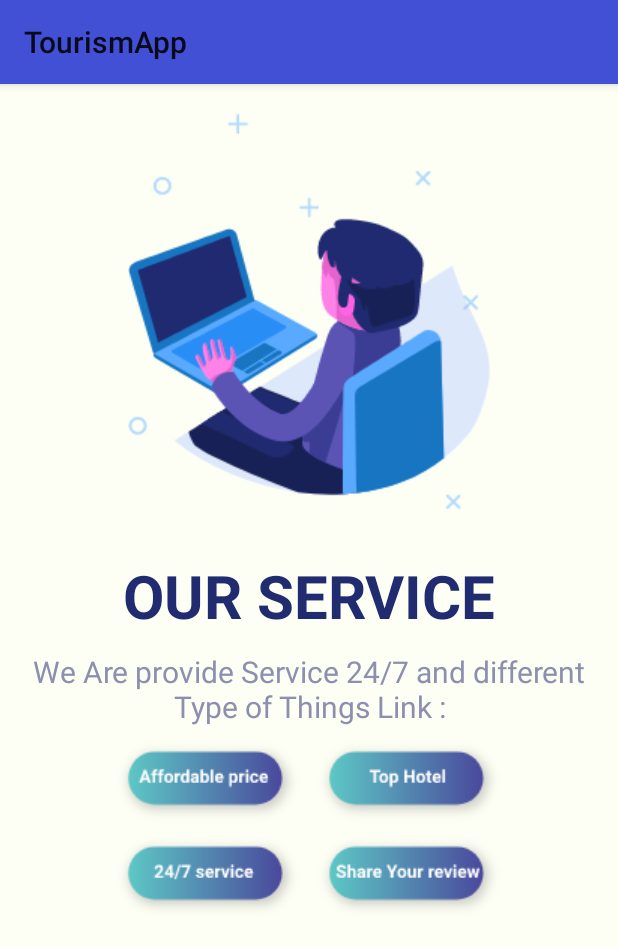
After one commit to divyrajsinh8927/TourismApp, an Android app: the fragment AboutUsFragment1 shown on its own in the app's theme, on a phone screen of 412 x 824 dp. The commit adds this screen. Shown: the top 947 px of the screen. Run offline under Robolectric (Android 15) with nearby library versions, the phone set to English and light mode, and no system bars.

Commit message:
aboutUsDesign

```diff
--- /dev/null
+++ b/app/src/main/java/international/tourism/app/AboutUsFragment1.kt
@@ -0,0 +1,19 @@
+package international.tourism.app
+
+import android.os.Bundle
+import androidx.fragment.app.Fragment
+import android.view.LayoutInflater
+import android.view.View
+import android.view.ViewGroup
+
+class AboutUsFragment1 : Fragment()
+{
+    override fun onCreateView(
+        inflater: LayoutInflater, container: ViewGroup?,
+        savedInstanceState: Bundle?
+    ): View?
+    {
+        // Inflate the layout for this fragment
+        return inflater.inflate(R.layout.fragment_about_us_1, container, false)
+    }
+}
--- /dev/null
+++ b/app/src/main/res/drawable/ic_about_dot.xml
@@ -0,0 +1,5 @@
+<vector android:height="24dp" android:tint="#000000"
+    android:viewportHeight="24" android:viewportWidth="24"
+    android:width="24dp" xmlns:android="http://schemas.android.com/apk/res/android">
+    <path android:fillColor="@android:color/white" android:pathData="M12,2C6.47,2 2,6.47 2,12s4.47,10 10,10 10,-4.47 10,-10S17.53,2 12,2z"/>
+</vector>
--- /dev/null
+++ b/app/src/main/res/layout/fragment_about_us_1.xml
@@ -0,0 +1,71 @@
+<?xml version="1.0" encoding="utf-8"?>
+<androidx.constraintlayout.widget.ConstraintLayout
+    xmlns:android="http://schemas.android.com/apk/res/android"
+    xmlns:app="http://schemas.android.com/apk/res-auto"
+    xmlns:tools="http://schemas.android.com/tools"
+    android:layout_width="match_parent"
+    android:layout_height="match_parent"
+    android:background="@color/login_signup_background"
+    tools:context=".AboutUsFragment1">
+
+    <ImageView
+        android:id="@+id/img"
+        android:layout_width="wrap_content"
+        android:layout_height="wrap_content"
+        android:src="@drawable/about1"
+        android:layout_marginTop="20sp"
+        app:layout_constraintEnd_toEndOf="parent"
+        app:layout_constraintStart_toStartOf="parent"
+        app:layout_constraintTop_toTopOf="parent"
+        android:contentDescription="@string/about_us_png2" />
+
+    <TextView
+        android:id="@+id/heading"
+        android:layout_width="wrap_content"
+        android:layout_height="wrap_content"
+        android:layout_marginTop="30sp"
+        android:textAlignment="center"
+        android:textStyle="bold"
+        android:textSize="40sp"
+        android:text="@string/our_service"
+        android:textColor="@color/about_heading"
+        app:layout_constraintTop_toBottomOf="@id/img"
+        app:layout_constraintEnd_toEndOf="parent"
+        app:layout_constraintStart_toStartOf="parent" />
+
+    <TextView
+        android:id="@+id/textView"
+        android:layout_width="wrap_content"
+        android:layout_height="wrap_content"
+        android:textAlignment="center"
+        android:text="@string/about_Us_Discription1"
+        android:textColor="#8c8fad"
+        android:layout_marginTop="10sp"
+        android:textSize="20sp"
+        app:layout_constraintEnd_toEndOf="parent"
+        app:layout_constraintStart_toStartOf="parent"
+        app:layout_constraintTop_toBottomOf="@id/heading" />
+
+    <ImageView
+        android:id="@+id/service1"
+        android:layout_width="wrap_content"
+        android:layout_height="wrap_content"
+        android:src="@drawable/aboutpage1"
+        android:layout_marginTop="10sp"
+        app:layout_constraintEnd_toEndOf="parent"
+        app:layout_constraintStart_toStartOf="parent"
+        app:layout_constraintTop_toBottomOf="@+id/textView"
+        android:contentDescription="@string/about_us_png2" />
+
+    <ImageView
+        android:id="@+id/service2"
+        android:layout_width="wrap_content"
+        android:layout_height="wrap_content"
+        android:src="@drawable/aboutpage2"
+        android:layout_marginTop="10sp"
+        app:layout_constraintEnd_toEndOf="parent"
+        app:layout_constraintStart_toStartOf="parent"
+        app:layout_constraintTop_toBottomOf="@+id/service1"
+        android:contentDescription="@string/about_us_png2" />
+
+</androidx.constraintlayout.widget.ConstraintLayout>
--- a/app/src/main/res/values-night/colors.xml
+++ b/app/src/main/res/values-night/colors.xml
@@ -5,8 +5,8 @@
     <color name="white_black">#000000</color>
     <color name="green_green">#81C784</color>
     <color name="login_signup_background">#38393f</color>
-    <color name="white_lightblack">#373f43</color>
     <color name="gray_formalgray">#97969a</color>
     <color name="gray_anchorgrey">#596062</color>
+    <color name="about_heading">#0D7EE3</color>
 
 </resources>
--- a/app/src/main/res/values/colors.xml
+++ b/app/src/main/res/values/colors.xml
@@ -27,6 +27,7 @@
     <color name="colorPrimaryDark">#303F9F</color>
     <color name="colorAccent">#FF4081</color>
     <color name="AlienBlack">#1a2228</color>
+    <color name="about_heading">#202b70</color>
 
 
 </resources>
--- a/app/src/main/res/values/strings.xml
+++ b/app/src/main/res/values/strings.xml
@@ -56,4 +56,13 @@
     <string name="set_new_password">Set New Password</string>
     <string name="loginimage">loginImage</string>
     <string name="recycleicon">recycleIcon</string>
+    <string name="about_us_png1">About Us PNG!</string>
+    <string name="why_choose_us">Why choose us?</string>
+    <string name="provide_a_best_facality_and_instant_respons_for_few_hour_in_customer_we_provide_best_tour_packages_in_your_budget">Provide a best facality and instant respons for few hour in customer We Provide Best Tour Packages In Your Budget</string>
+    <string name="about_us_png2">About Us PNG2</string>
+    <string name="our_service">OUR SERVICE</string>
+    <string name="about_Us_Discription1">We Are provide Service 24/7 and different Type of Things Link :</string>
+    <string name="our_team">OUR TEAM</string>
+    <string name="about_Us_Description_3">our tourism business is a Top 5 in All india and achive NATIONAL TOURISM AWARDS 2009-10. we are provide booking hotel in india and show different typs of package in all of the world.</string>
+    <string name="aboutuspng3">aboutUsPng3</string>
 </resources>
```
Also changed, not shown: app/src/main/java/international/tourism/app/AboutUsFragment2.kt (added, +19 -0 lines), app/src/main/java/international/tourism/app/AboutUsFragment3.kt (added, +19 -0 lines), app/src/main/res/layout/fragment_about_us_2.xml (added, +48 -0 lines), app/src/main/res/layout/fragment_about_us_3.xml (added, +50 -0 lines), app/src/main/res/drawable/about1.png (added), app/src/main/res/drawable/about2.png (added), app/src/main/res/drawable/about3.png (added), app/src/main/res/drawable/aboutpage1.png (added), app/src/main/res/drawable/aboutpage2.png (added).
